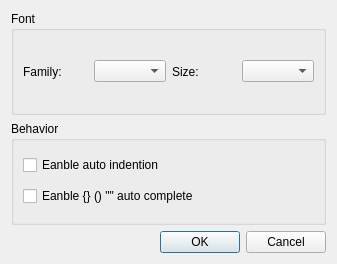
The window that src/plugins/syntaxeditor/configdialog.ui (Gerasina1981/liteide.liteide) describes before a commit, drawn with Qt 5.
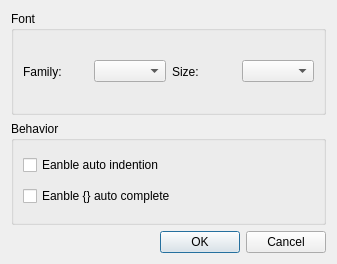
The same window after the commit.

Commit message: only {} auto complete

```diff
--- a/src/plugins/syntaxeditor/configdialog.ui
+++ b/src/plugins/syntaxeditor/configdialog.ui
@@ -59,7 +59,7 @@
       <item>
        <widget class="QCheckBox" name="autoBlockCheckBox">
         <property name="text">
-         <string>Eanble {} () &quot;&quot; auto complete</string>
+         <string>Eanble {} auto complete</string>
         </property>
        </widget>
       </item>
```
The commit also changes 1 other file.
